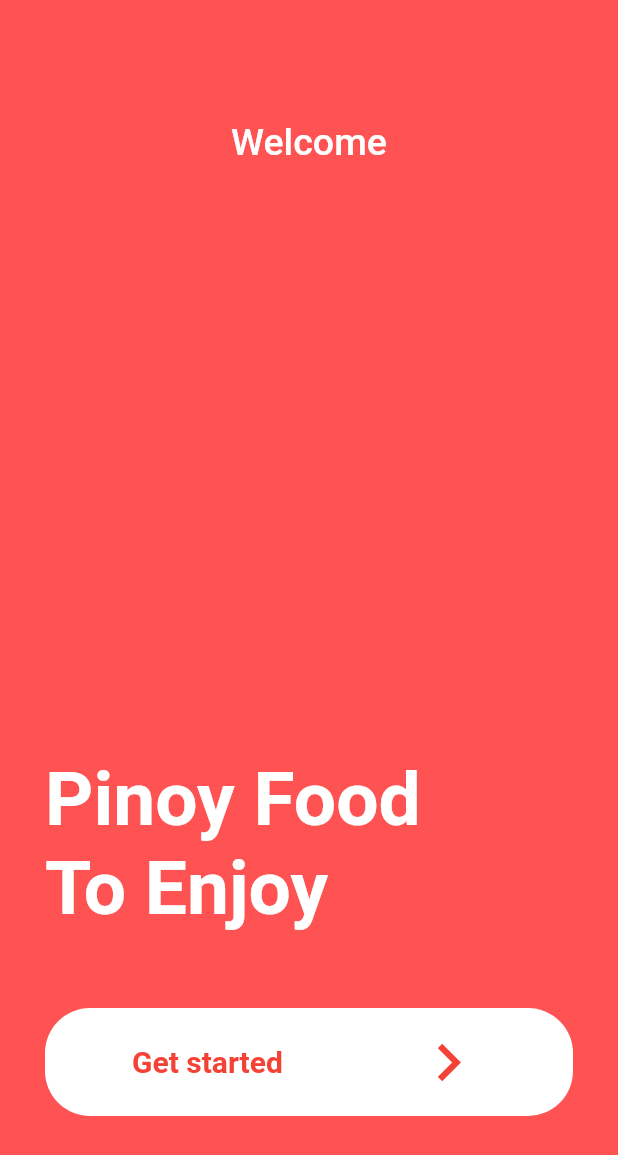
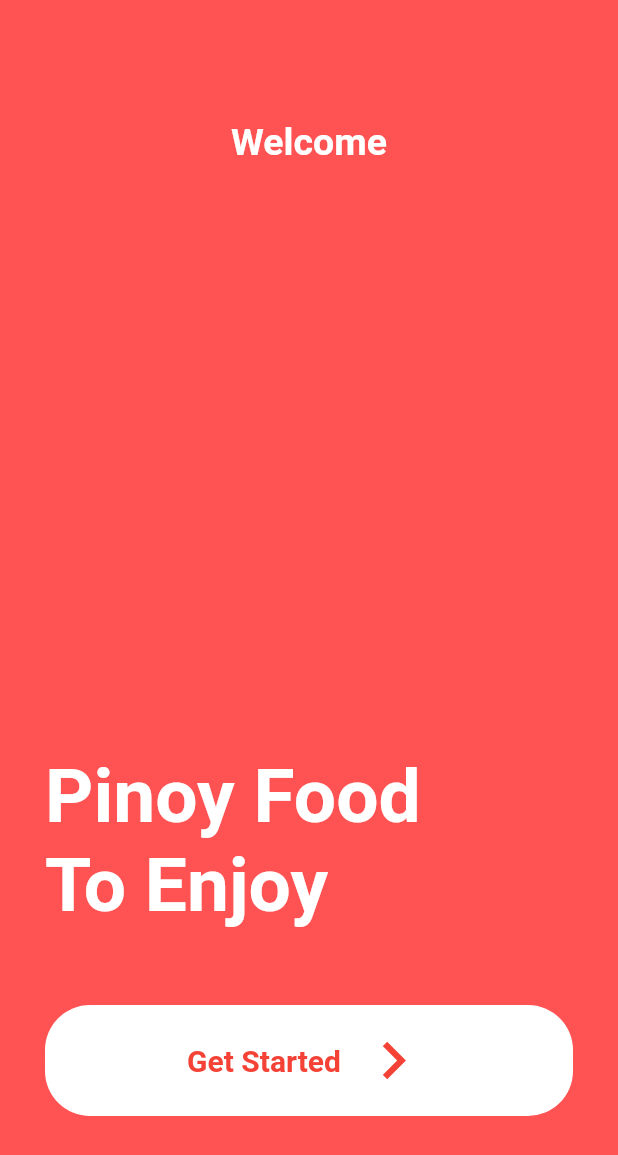
Before and after one commit to RichardCastuera/J-FoDe, a Flutter app: the screen it shows after launch, on a phone screen of 412 x 824 dp. Shown: the top 1155 px of the screen. Run offline on Flutter 3.47's test engine with Material 2 defaults, Android fonts, the phone set to English and light mode, and no system bars.

Commit message:
feat(j_fode_app): Created the Sign up Screen

```diff
--- a/j_fode/lib/main.dart
+++ b/j_fode/lib/main.dart
@@ -1,4 +1,5 @@
 import 'package:flutter/material.dart';
+import 'package:j_fode/screens/sign_up_screen.dart';
 import 'package:j_fode/screens/welcome_screen.dart';
 
 void main() {
@@ -12,7 +13,11 @@ class MyApp extends StatelessWidget {
   Widget build(BuildContext context) {
     return MaterialApp(
       debugShowCheckedModeBanner: false,
-      home: WelcomeScreen(),
+      initialRoute: WelcomeScreen.id,
+      routes: {
+        WelcomeScreen.id: (context) => WelcomeScreen(),
+        SignUpScreen.id: (context) => SignUpScreen(),
+      },
     );
   }
 }
--- a/j_fode/lib/screens/welcome_screen.dart
+++ b/j_fode/lib/screens/welcome_screen.dart
@@ -1,9 +1,10 @@
 import 'package:flutter/material.dart';
-
+import 'package:j_fode/screens/sign_up_screen.dart';
 import '../widgets/text_style.dart';
 
 class WelcomeScreen extends StatelessWidget {
   const WelcomeScreen({Key? key}) : super(key: key);
+  static const String id = 'welcome_screen';
 
   @override
   Widget build(BuildContext context) {
@@ -16,54 +17,23 @@ class WelcomeScreen extends StatelessWidget {
             mainAxisAlignment: MainAxisAlignment.spaceBetween,
             crossAxisAlignment: CrossAxisAlignment.stretch,
             children: [
-              Text(
-                'Welcome',
-                textAlign: TextAlign.center,
-                style: TextStyle(
-                  fontSize: 25.0,
-                  color: Colors.white,
-                  fontWeight: FontWeight.w500,
-                ),
-              ),
+              mediumText(label: 'Welcome', color: Colors.white),
               Expanded(
                 child: Column(
                   crossAxisAlignment: CrossAxisAlignment.start,
                   mainAxisAlignment: MainAxisAlignment.end,
                   children: [
-                    welcomeText('Pinoy Food'),
-                    welcomeText('To Enjoy'),
+                    welcomeText(label: 'Pinoy Food', color: Colors.white),
+                    welcomeText(label: 'To Enjoy', color: Colors.white),
                   ],
                 ),
               ),
               SizedBox(height: 50.0),
-              Center(
-                child: TextButton(
-                  style: ButtonStyle(
-                    backgroundColor: MaterialStatePropertyAll(Colors.white),
-                    shape: MaterialStatePropertyAll(
-                      RoundedRectangleBorder(
-                        borderRadius: BorderRadius.circular(30.0),
-                      ),
-                    ),
-                  ),
-                  onPressed: () {},
-                  child: ListTile(
-                    contentPadding: EdgeInsets.symmetric(horizontal: 50.0),
-                    title: Text(
-                      'Get started',
-                      style: TextStyle(
-                        color: Colors.red,
-                        fontSize: 20.0,
-                        fontWeight: FontWeight.w700,
-                      ),
-                    ),
-                    trailing: Icon(
-                      Icons.keyboard_arrow_right,
-                      color: Colors.red,
-                      size: 50.0,
-                    ),
-                  ),
-                ),
+              navigationButton(
+                buttonColor: Colors.white,
+                contentColor: Colors.red,
+                onPressed: () => Navigator.pushNamed(context, SignUpScreen.id),
+                label: 'Get Started',
               ),
             ],
           ),
--- a/j_fode/lib/widgets/text_style.dart
+++ b/j_fode/lib/widgets/text_style.dart
@@ -1,12 +1,88 @@
 import 'package:flutter/material.dart';
 
-Text welcomeText(String label) {
+Text mediumText({required String label, required Color color}) {
+  return Text(
+    label,
+    textAlign: TextAlign.center,
+    style: TextStyle(
+      fontSize: 25.0,
+      color: color,
+      fontWeight: FontWeight.w700,
+    ),
+  );
+}
+
+Text welcomeText({required String label, required Color color}) {
   return Text(
     label,
     style: TextStyle(
       fontSize: 50.0,
       fontWeight: FontWeight.bold,
-      color: Colors.white,
+      color: color,
     ),
   );
 }
+
+ListTile inputField(
+    {required IconData icon, required String label, required bool isPassword}) {
+  return ListTile(
+    leading: Icon(
+      icon,
+      color: Colors.blueGrey,
+      size: 30.0,
+    ),
+    title: TextField(
+      decoration: InputDecoration(
+        label: Text(
+          label,
+          style: TextStyle(
+            fontWeight: FontWeight.w500,
+            color: Colors.blueGrey,
+            fontSize: 15.0,
+          ),
+        ),
+      ),
+      obscureText: isPassword,
+    ),
+  );
+}
+
+TextButton navigationButton(
+    {required Color buttonColor,
+    required Color contentColor,
+    required void Function() onPressed,
+    required String label}) {
+  return TextButton(
+    style: ButtonStyle(
+      backgroundColor: MaterialStatePropertyAll(buttonColor),
+      shape: MaterialStatePropertyAll(
+        RoundedRectangleBorder(
+          borderRadius: BorderRadius.circular(30.0),
+        ),
+      ),
+    ),
+    onPressed: onPressed,
+    child: ListTile(
+      contentPadding: EdgeInsets.symmetric(horizontal: 50.0),
+      title: Row(
+        mainAxisAlignment: MainAxisAlignment.center,
+        children: [
+          Text(
+            label,
+            style: TextStyle(
+              color: contentColor,
+              fontSize: 20.0,
+              fontWeight: FontWeight.w700,
+            ),
+          ),
+          SizedBox(width: 10.0),
+          Icon(
+            Icons.keyboard_arrow_right,
+            color: contentColor,
+            size: 50.0,
+          ),
+        ],
+      ),
+    ),
+  );
+}
```
Also changed, not shown: j_fode/lib/screens/sign_up_screen.dart (+108 -0 lines).
